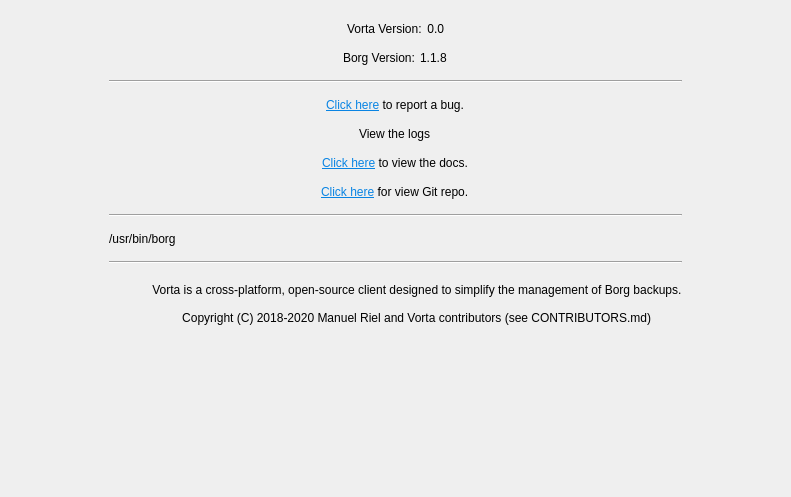
Old version of the form src/vorta/assets/UI/abouttab.ui in the repository borgbase/vorta.
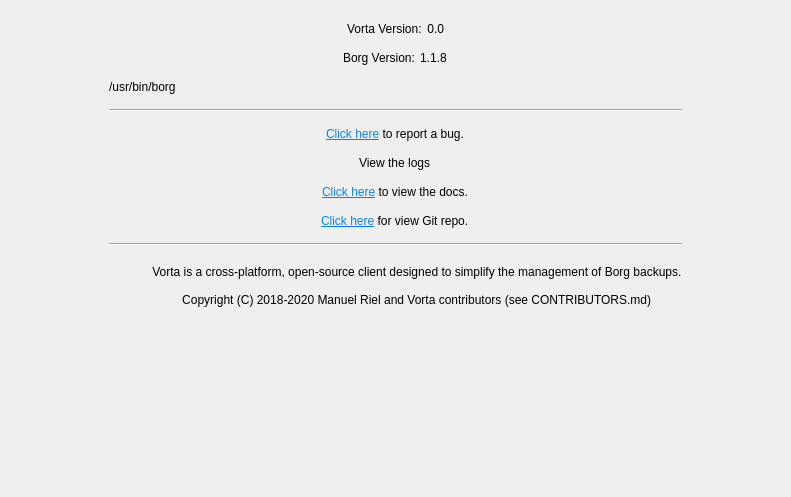
New version of the form.

Commit message: path to borg moved below borg version number

What changed in the file:
```diff
--- a/src/vorta/assets/UI/abouttab.ui
+++ b/src/vorta/assets/UI/abouttab.ui
@@ -103,6 +103,20 @@
          </item>
         </layout>
        </item>
+       <item>
+        <layout class="QHBoxLayout" name="horizontalLayout">
+         <property name="bottomMargin">
+          <number>10</number>
+         </property>
+         <item>
+          <widget class="QLabel" name="borgPath">
+           <property name="text">
+            <string>/usr/bin/borg</string>
+           </property>
+          </widget>
+         </item>
+        </layout>
+       </item>
        <item>
         <widget class="QFrame" name="seperator">
          <property name="frameShape">
@@ -218,33 +232,6 @@
          </property>
         </widget>
        </item>
-       <item>
-        <layout class="QHBoxLayout" name="horizontalLayout">
-         <property name="topMargin">
-          <number>10</number>
-         </property>
-         <property name="bottomMargin">
-          <number>10</number>
-         </property>
-         <item>
-          <widget class="QLabel" name="borgPath">
-           <property name="text">
-            <string>/usr/bin/borg</string>
-           </property>
-          </widget>
-         </item>
-        </layout>
-       </item>
-       <item>
-        <widget class="QFrame" name="seperator">
-         <property name="frameShape">
-          <enum>QFrame::HLine</enum>
-         </property>
-         <property name="frameShadow">
-          <enum>QFrame::Sunken</enum>
-         </property>
-        </widget>
-       </item>
        <item>
         <layout class="QHBoxLayout" name="horizontalLayout">
          <property name="alignment">
```
